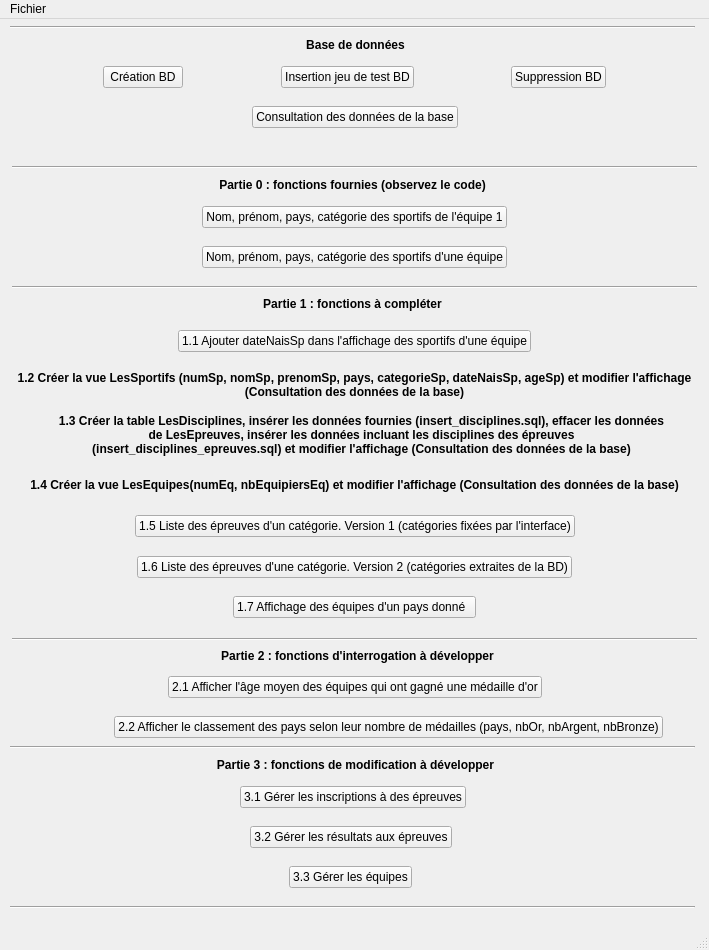
Old version of the form gui/mainWindow.ui in the repository FDaCostaB/Jo-BD.
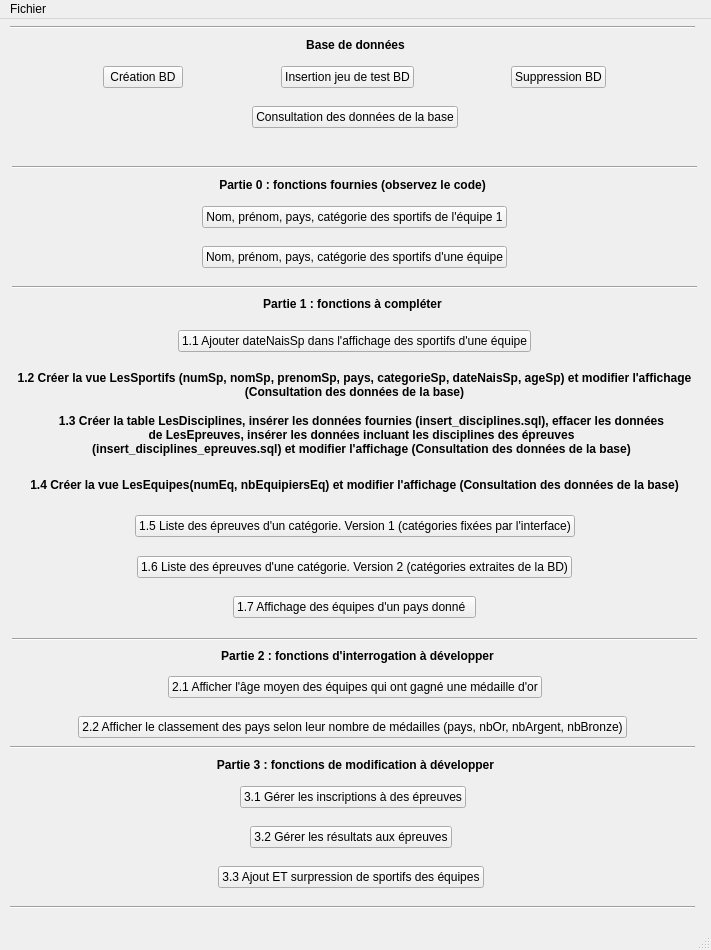
New version of the form. Icons and pictures are not drawn.

Diff of the .ui file:
```diff
--- a/gui/mainWindow.ui
+++ b/gui/mainWindow.ui
@@ -6,7 +6,7 @@
    <rect>
     <x>0</x>
     <y>0</y>
-    <width>709</width>
+    <width>711</width>
     <height>950</height>
    </rect>
   </property>
@@ -747,7 +747,7 @@
      <rect>
       <x>12</x>
       <y>690</y>
-      <width>753</width>
+      <width>681</width>
       <height>36</height>
      </rect>
     </property>
@@ -903,7 +903,7 @@
      <item>
       <widget class="QPushButton" name="pushButton_16">
        <property name="text">
-        <string>3.3 Gérer les équipes</string>
+        <string>3.3 Ajout ET surpression de sportifs des équipes</string>
        </property>
       </widget>
      </item>
@@ -928,7 +928,7 @@
     <rect>
      <x>0</x>
      <y>0</y>
-     <width>709</width>
+     <width>711</width>
      <height>26</height>
     </rect>
    </property>
```
